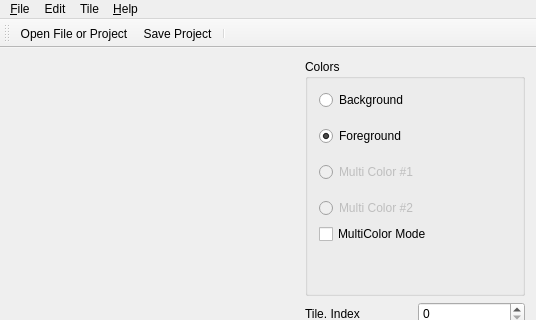
This is src/mainwindow.ui in ricardoquesada/vchar64 as Qt 5 draws it before an edit; both pictures show x 0 to 536 and y 0 to 320 of the 536 by 527 pixel window. The edited form follows.
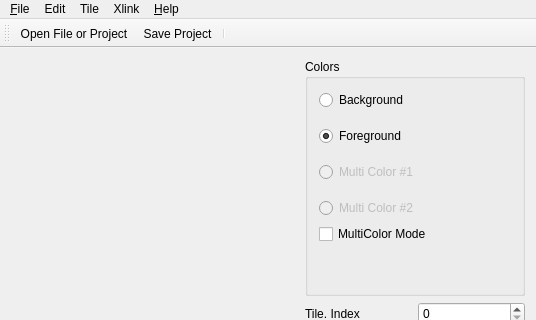
This is the edited form. Icons and pictures are not drawn. Custom widgets are drawn as their Qt base class.

Commit message:
adds xlink connection tracking and menu item to allow dis/reconnections
If a disconnection is detected then no further pings to the xlink server
are sent until the user explicitly reconnects. This keeps the gui responsive
because otherwise each edit would cause a ping and thus a 250ms lag.

A warning is issued if an explicit (re)connection to the remote C64 fails.

If the xlink library is not present on the users system, the menu item is
disabled.

Patch:
```diff
--- a/src/mainwindow.ui
+++ b/src/mainwindow.ui
@@ -210,7 +210,7 @@
      <x>0</x>
      <y>0</y>
      <width>536</width>
-     <height>22</height>
+     <height>20</height>
     </rect>
    </property>
    <widget class="QMenu" name="menu_File">
@@ -272,9 +272,16 @@
     </property>
     <addaction name="actionTilesProperties"/>
    </widget>
+   <widget class="QMenu" name="menuPreview">
+    <property name="title">
+     <string>Xlink</string>
+    </property>
+    <addaction name="actionXlinkConnection"/>
+   </widget>
    <addaction name="menu_File"/>
    <addaction name="menuEdit"/>
    <addaction name="menuTile"/>
+   <addaction name="menuPreview"/>
    <addaction name="menuHelp"/>
   </widget>
   <action name="actionOpen">
```
Left out of the diff: 8 changed lines with no effect on the pictures. The commit also changes 4 other files.
